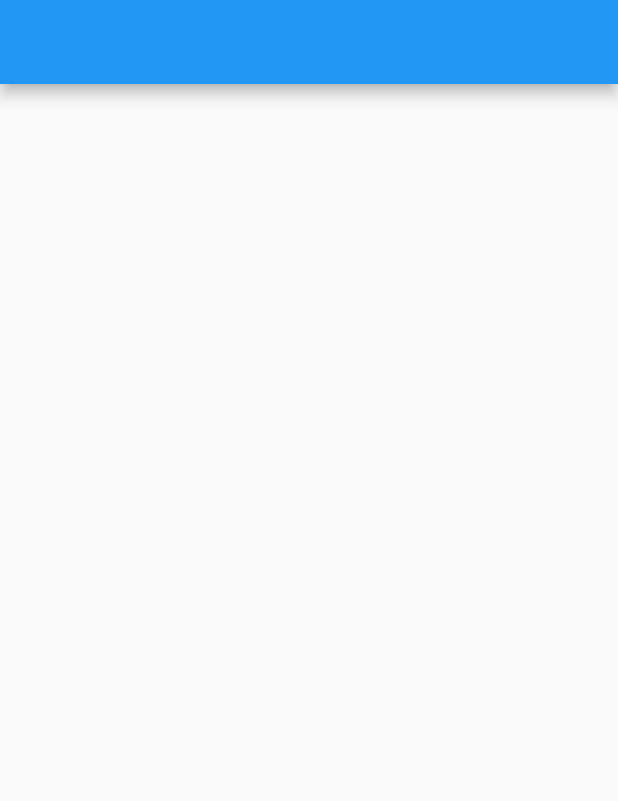
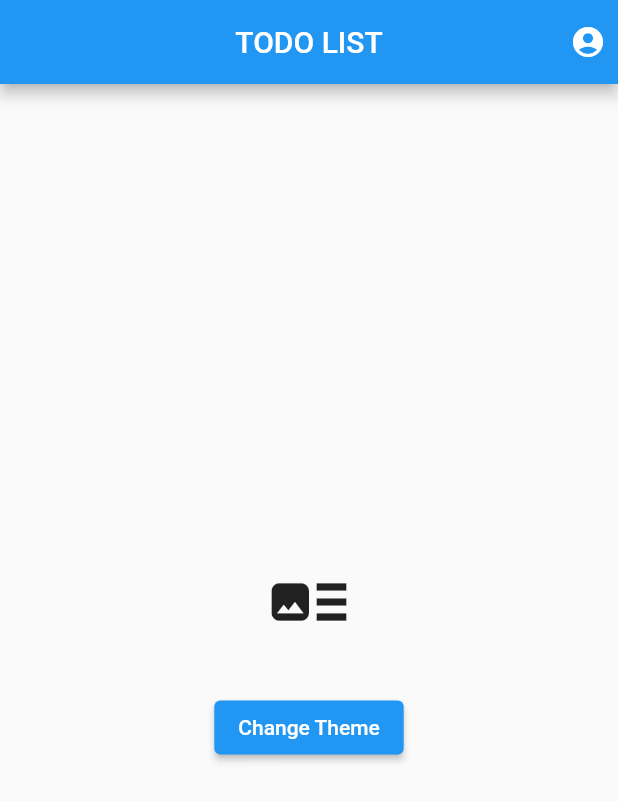
Before and after one commit to Tolulope05/flutter_todo_list, a Flutter app: the screen it shows after launch, on a phone screen of 412 x 824 dp. Shown: the top 801 px of the screen. Run offline on Flutter 3.47's test engine with Material 2 defaults, Android fonts, the phone set to English and light mode, and no system bars; our stand-ins replace get.

Commit message:
light and dark mode using GetX

```diff
--- a/lib/main.dart
+++ b/lib/main.dart
@@ -1,4 +1,5 @@
 import 'package:flutter/material.dart';
+import 'package:get/get.dart';
 
 void main() {
   runApp(const MyApp());
@@ -10,8 +11,9 @@ class MyApp extends StatelessWidget {
   // This widget is the root of your application.
   @override
   Widget build(BuildContext context) {
-    return MaterialApp(
-      title: 'Flutter Demo',
+    return GetMaterialApp(
+      debugShowCheckedModeBanner: false,
+      title: ' TODO LIST',
       theme: ThemeData(
         primarySwatch: Colors.blue,
       ),
@@ -24,9 +26,35 @@ class MyHomePage extends StatelessWidget {
   @override
   Widget build(BuildContext context) {
     return Scaffold(
-      appBar: AppBar(),
+      appBar: AppBar(
+        title: const Text("TODO LIST"),
+        centerTitle: true,
+        actions: const [
+          Padding(
+            padding: EdgeInsets.all(8.0),
+            child: Icon(Icons.account_circle),
+          )
+        ],
+      ),
       body: Column(
-        children: [],
+        mainAxisAlignment: MainAxisAlignment.center,
+        children: [
+          const Center(
+            child: Icon(
+              Icons.art_track,
+              size: 60,
+            ),
+          ),
+          const SizedBox(height: 30),
+          ElevatedButton(
+            onPressed: () {
+              Get.isDarkMode
+                  ? Get.changeTheme(ThemeData.light())
+                  : Get.changeTheme(ThemeData.dark());
+            },
+            child: Text("Change Theme"),
+          )
+        ],
       ),
     );
   }
```
Also changed, not shown: pubspec.yaml (+4 -12 lines), pubspec.lock.
